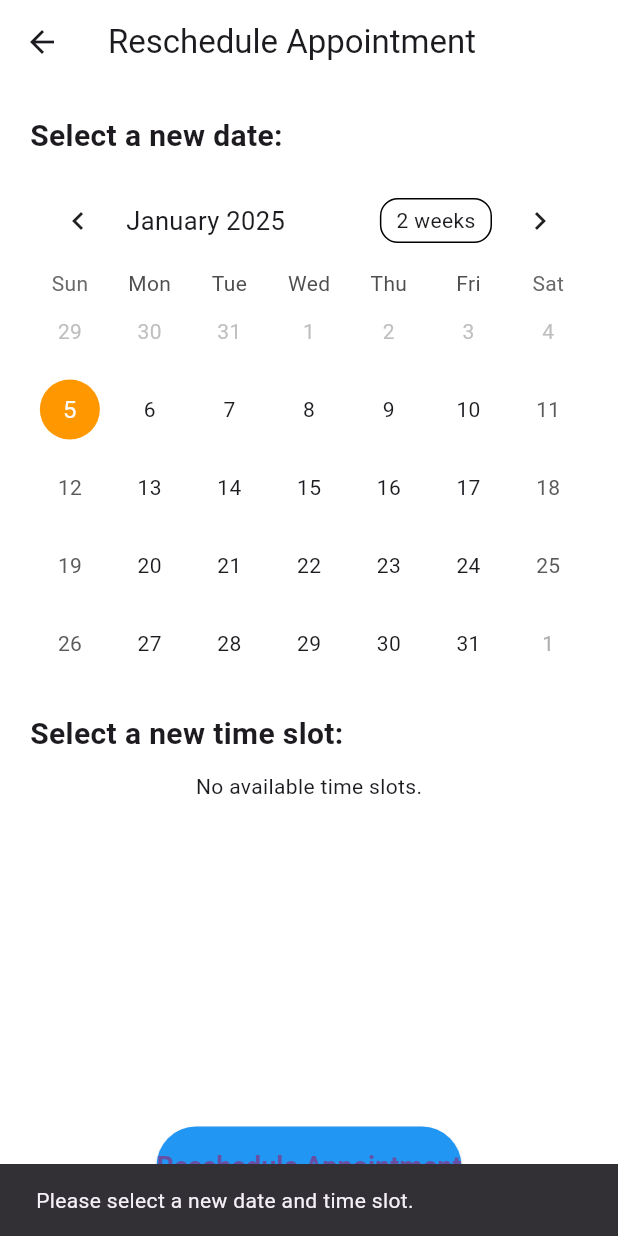
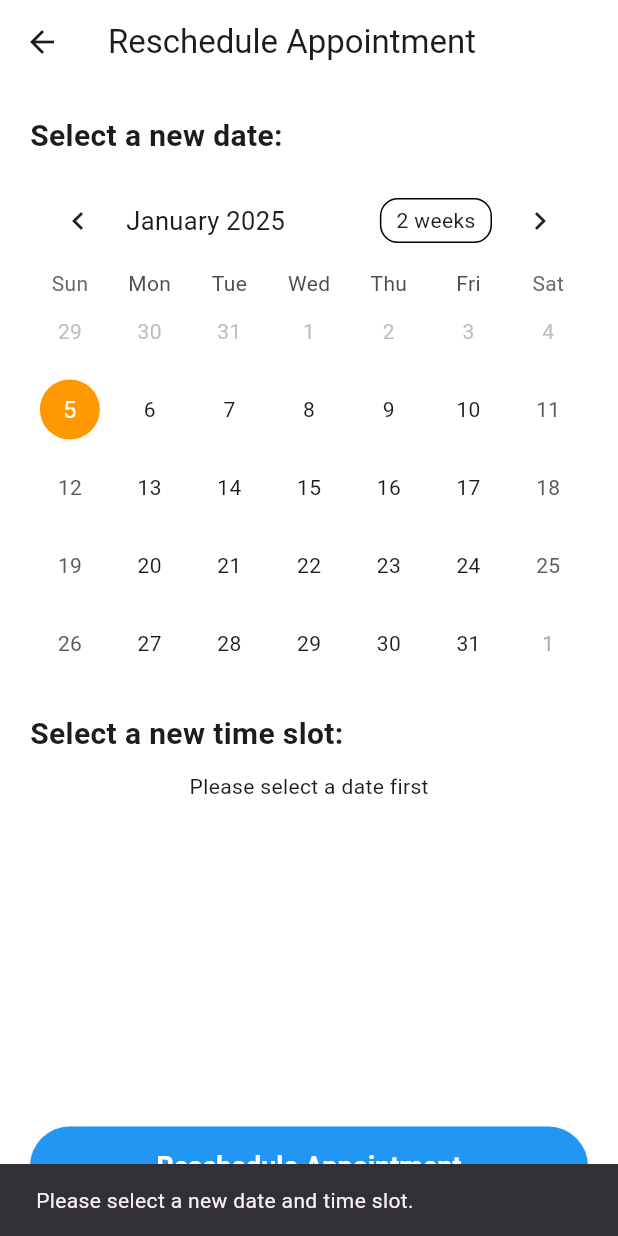
Before and after one commit to KrishnaChaitanya16/Vitalia, a Flutter app: the RescheduleAppointmentPage screen opened directly with empty values, after a tap on "Reschedule Appointment", on a phone screen of 412 x 824 dp. Run offline on Flutter 3.47's test engine with Material 3 defaults, Android fonts, the phone set to English and light mode, and no system bars; drawn by our look-alikes of table_calendar; our stand-ins replace cloud_firestore, file_picker, firebase_auth, firebase_core, firebase_remote_config, flutter_dotenv and 9 more; missing offline and left inert: flutter_pdfview; accounts and stored records are empty.

Commit message:
fixed some issues

```diff
--- a/lib/pages/AppointmentDetailsPage.dart
+++ b/lib/pages/AppointmentDetailsPage.dart
@@ -152,63 +152,115 @@ class AppointmentDetailsPage extends StatelessWidget {
 
 
 
+
+
 class RescheduleAppointmentPage extends StatefulWidget {
   final Map<String, dynamic> appointment;
 
-  const RescheduleAppointmentPage({Key? key, required this.appointment})
-      : super(key: key);
+  const RescheduleAppointmentPage({
+    Key? key,
+    required this.appointment,
+  }) : super(key: key);
 
   @override
-  _RescheduleAppointmentPageState createState() =>
-      _RescheduleAppointmentPageState();
+  _RescheduleAppointmentPageState createState() => _RescheduleAppointmentPageState();
 }
 
 class _RescheduleAppointmentPageState extends State<RescheduleAppointmentPage> {
   DateTime? _newDate;
   String? _newSlot;
-  Set<String> bookedSlots = {}; // Set to store booked slots
+  Set<String> bookedSlots = {};
+  List<String> availableSlots = [];
+  bool isLoading = false;
 
-  // Fetch the available time slots from Firestore
+  @override
+  void initState() {
+    super.initState();
+    // Don't load slots initially, wait for date selection
+  }
+
+  Future<void> _loadSlotsForDate(DateTime selectedDate) async {
+    setState(() {
+      isLoading = true;
+      _newSlot = null; // Reset selected slot when date changes
+      availableSlots.clear(); // Clear previous slots
+      bookedSlots.clear(); // Clear previous booked slots
+    });
+
+    try {
+      // First fetch all available slots for the doctor
+      final slots = await _fetchTimeSlots();
+      print("Fetched all slots from doctor: $slots"); // Debug print
+
+      // Then fetch booked slots for the selected date
+      await _fetchBookedSlots(selectedDate);
+      print("Fetched booked slots: $bookedSlots"); // Debug print
+
+      // Update available slots
+      setState(() {
+        availableSlots = slots;
+        isLoading = false;
+      });
+
+      // Debug print filtered slots
+      final filteredSlots = slots.where((slot) => !bookedSlots.contains(slot)).toList();
+      print("Available slots after filtering: $filteredSlots");
+    } catch (e) {
+      print("Error loading slots: $e");
+      setState(() {
+        isLoading = false;
+      });
+    }
+  }
+
   Future<List<String>> _fetchTimeSlots() async {
     try {
-      final doctorSnapshot = await FirebaseFirestore.instance
+      // Query the doctors collection using the doctor's name
+      final doctorQuery = await FirebaseFirestore.instance
           .collection('doctors')
-          .doc(widget.appointment['name']) // Assuming doctorId is available in the appointment
+          .where('name', isEqualTo: widget.appointment['doctorName'])
           .get();
 
-      if (doctorSnapshot.exists) {
-        final doctorData = doctorSnapshot.data();
-        if (doctorData != null && doctorData['availableSlots'] != null) {
-          return List<String>.from(doctorData['availableSlots']);
+      if (doctorQuery.docs.isNotEmpty) {
+        // Assuming there will only be one match for the doctor's name
+        final doctorData = doctorQuery.docs.first.data();
+        if (doctorData['availableSlots'] != null) {
+          List<String> slots = List<String>.from(doctorData['availableSlots']);
+          print("Successfully fetched slots: $slots"); // Debug print
+          return slots;
         }
       }
+      print("No slots found for the doctor name: ${widget.appointment['doctorName']}"); // Debug print
     } catch (e) {
       print("Error fetching time slots: $e");
     }
-    return []; // Return empty if no slots are found or there's an error
+    return [];
   }
 
-  // Fetch booked slots for the selected date
+
   Future<void> _fetchBookedSlots(DateTime selectedDate) async {
     try {
+      // Normalize the selected date to start of day
+      final startOfDay = DateTime(selectedDate.year, selectedDate.month, selectedDate.day);
+
       final snapshot = await FirebaseFirestore.instance
           .collection('appointments')
-          .where('doctorId', isEqualTo: widget.appointment['name'])
-          .where('selectedDate', isEqualTo: Timestamp.fromDate(selectedDate))
+          .where('doctorId', isEqualTo: widget.appointment['doctorId'])
+          .where('selectedDate', isGreaterThanOrEqualTo: Timestamp.fromDate(startOfDay))
+          .where('selectedDate', isLessThan: Timestamp.fromDate(startOfDay.add(const Duration(days: 1))))
           .get();
 
       setState(() {
         bookedSlots = snapshot.docs
             .map((doc) => doc['selectedSlot'] as String)
-            .toSet(); // Store booked slots in a set
-        print("Booked Slots: $bookedSlots"); // Debugging: Check the booked slots
+            .toSet();
+        print("Booked Slots for ${startOfDay.toString()}: $bookedSlots"); // Debug print
       });
     } catch (e) {
       print("Error fetching booked slots: $e");
     }
   }
 
-  // Reschedule the appointment
   Future<void> _reschedule() async {
     if (_newDate == null || _newSlot == null) {
       ScaffoldMessenger.of(context).showSnackBar(
@@ -218,34 +270,62 @@ class _RescheduleAppointmentPageState extends State<RescheduleAppointmentPage> {
     }
 
     try {
+      setState(() {
+        isLoading = true;
+      });
+
+      // Query to find the document based on doctorName and patientName
+      final querySnapshot = await FirebaseFirestore.instance
+          .collection('appointments')
+          .where('doctorName', isEqualTo: widget.appointment['doctorName'])
+          .where('patientName', isEqualTo: widget.appointment['patientName'])
+          .get();
+
+      if (querySnapshot.docs.isNotEmpty) {
+        // Assuming there is only one matching document
+        final docId = querySnapshot.docs.first.id;
+
+        // Update the selectedSlot and other fields
         await FirebaseFirestore.instance
             .collection('appointments')
-          .doc(widget.appointment['appointmentId'])
+            .doc(docId)
             .update({
           'selectedDate': Timestamp.fromDate(_newDate!),
           'selectedSlot': _newSlot,
-        'status': 'Rescheduled',
+
+          'lastUpdated': Timestamp.now(),
         });
 
         ScaffoldMessenger.of(context).showSnackBar(
           const SnackBar(content: Text('Appointment rescheduled successfully!')),
         );
-
-      Navigator.pop(context);
+      } else {
+        ScaffoldMessenger.of(context).showSnackBar(
+          const SnackBar(content: Text('No matching appointment found.')),
+        );
+      }
     } catch (e) {
+      print('Error while rescheduling: $e');
       ScaffoldMessenger.of(context).showSnackBar(
         const SnackBar(content: Text('Failed to reschedule appointment. Please try again.')),
       );
+    } finally {
+      setState(() {
+        isLoading = false;
+      });
     }
   }
 
   @override
   Widget build(BuildContext context) {
+    // Get the available slots excluding booked ones
+    final filteredSlots = availableSlots.where((slot) => !bookedSlots.contains(slot)).toList();
+
     return Scaffold(
       appBar: AppBar(
         title: const Text('Reschedule Appointment'),
         backgroundColor: Colors.white,
-        elevation: 0, // Remove app bar shadow for a cleaner look
+        elevation: 0,
       ),
       body: Padding(
         padding: const EdgeInsets.all(20.0),
@@ -257,7 +337,6 @@ class _RescheduleAppointmentPageState extends State<RescheduleAppointmentPage> {
               style: TextStyle(fontSize: 20, fontWeight: FontWeight.bold),
             ),
             const SizedBox(height: 10),
-            // Calendar widget directly in the UI
             TableCalendar(
               firstDay: DateTime.now(),
               lastDay: DateTime.now().add(const Duration(days: 365)),
@@ -265,17 +344,17 @@ class _RescheduleAppointmentPageState extends State<RescheduleAppointmentPage> {
               selectedDayPredicate: (day) => isSameDay(_newDate, day),
               onDaySelected: (selectedDay, focusedDay) {
                 setState(() {
-                  _newDate = selectedDay; // Update new date
+                  _newDate = selectedDay;
                 });
-                _fetchBookedSlots(selectedDay); // Fetch booked slots for the selected date
+                _loadSlotsForDate(selectedDay);
               },
               calendarStyle: const CalendarStyle(
                 todayDecoration: BoxDecoration(
-                  color: Colors.orange, // Highlight today's date
+                  color: Colors.orange,
                   shape: BoxShape.circle,
                 ),
                 selectedDecoration: BoxDecoration(
-                  color: Colors.blue, // Highlight selected date
+                  color: Colors.blue,
                   shape: BoxShape.circle,
                 ),
               ),
@@ -286,73 +365,61 @@ class _RescheduleAppointmentPageState extends State<RescheduleAppointmentPage> {
               style: TextStyle(fontSize: 20, fontWeight: FontWeight.bold),
             ),
             const SizedBox(height: 10),
-            FutureBuilder<List<String>>(
-              future: _fetchTimeSlots(),
-              builder: (context, snapshot) {
-                if (snapshot.connectionState == ConnectionState.waiting) {
-                  return const Center(child: CircularProgressIndicator());
-                }
-                if (snapshot.hasError) {
-                  return const Center(child: Text('Error loading time slots.'));
-                }
-                if (!snapshot.hasData || snapshot.data!.isEmpty) {
-                  return const Center(child: Text('No available time slots.'));
-                }
-                final timeSlots = snapshot.data!;
-
-                // If no appointments exist for the selected date, show all available slots
-                if (_newDate == null || bookedSlots.isEmpty) {
-                  return DropdownButton<String>(
-                    value: _newSlot,
-                    hint: const Text('Select Time Slot'),
-                    items: timeSlots.map((slot) {
-                      return DropdownMenuItem(
-                        value: slot,
-                        child: Text(slot),
-                      );
-                    }).toList(),
-                    onChanged: (value) {
+            if (isLoading)
+              const Center(child: CircularProgressIndicator())
+            else if (_newDate == null)
+              const Center(child: Text('Please select a date first'))
+            else if (filteredSlots.isEmpty)
+                const Center(child: Text('No available time slots for this date'))
+              else
+                GridView.builder(
+                  shrinkWrap: true, // Ensures it doesn't take infinite height
+                  gridDelegate: const SliverGridDelegateWithFixedCrossAxisCount(
+                    crossAxisCount: 2, // Two slots per row
+                    crossAxisSpacing: 10, // Space between columns
+                    mainAxisSpacing: 10, // Space between rows
+                    childAspectRatio: 3, // Adjust the aspect ratio for button height
+                  ),
+                  itemCount: filteredSlots.length,
+                  itemBuilder: (context, index) {
+                    final slot = filteredSlots[index];
+                    return GestureDetector(
+                      onTap: () {
                         setState(() {
-                        _newSlot = value;
+                          _newSlot = slot;
                         });
                       },
+                      child: Container(
+                        decoration: BoxDecoration(
+                          color: _newSlot == slot ? Colors.blue : Colors.grey[200],
+                          borderRadius: BorderRadius.circular(8.0),
+                        ),
+                        alignment: Alignment.center,
+                        child: Text(
+                          slot,
+                          style: TextStyle(
+                            fontSize: 16,
+                            color: _newSlot == slot ? Colors.white : Colors.black,
+                          ),
+                        ),
+                      ),
                     );
-                } else {
-                  // Filter out the booked slots
-                  final availableSlots = timeSlots.where((slot) => !bookedSlots.contains(slot)).toList();
-                  print("Available Slots after filtering: $availableSlots");
-
-                  return availableSlots.isEmpty
-                      ? const Center(child: Text('No available slots for this date.'))
-                      : DropdownButton<String>(
-                    value: _newSlot,
-                    hint: const Text('Select Time Slot'),
-                    items: availableSlots.map((slot) {
-                      return DropdownMenuItem(
-                        value: slot,
-                        child: Text(slot),
-                      );
-                    }).toList(),
-                    onChanged: (value) {
-                      setState(() {
-                        _newSlot = value;
-                      });
-                    },
-                  );
-                }
                   },
                 ),
             const Spacer(),
             Align(
               alignment: Alignment.bottomCenter,
               child: ElevatedButton(
-                onPressed: _reschedule,
+                onPressed: isLoading ? null : _reschedule,
                 style: ElevatedButton.styleFrom(
-                  backgroundColor: Colors.blue, // Blue background color
-                  padding: const EdgeInsets.symmetric(vertical: 16.0), // Larger button
+                  backgroundColor: Colors.blue,
+                  padding: const EdgeInsets.symmetric(vertical: 16.0),
+                  minimumSize: const Size(double.infinity, 50),
                   textStyle: const TextStyle(fontSize: 18, fontWeight: FontWeight.bold),
                 ),
-                child: const Text('Reschedule Appointment'),
+                child: isLoading
+                    ? const CircularProgressIndicator(color: Colors.white)
+                    : const Text('Reschedule Appointment',style: TextStyle(color: Colors.white),),
               ),
             ),
           ],
@@ -360,4 +427,5 @@ class _RescheduleAppointmentPageState extends State<RescheduleAppointmentPage> {
       ),
     );
   }
+
 }
```
Lines whose indentation alone changed are shown as unchanged.
